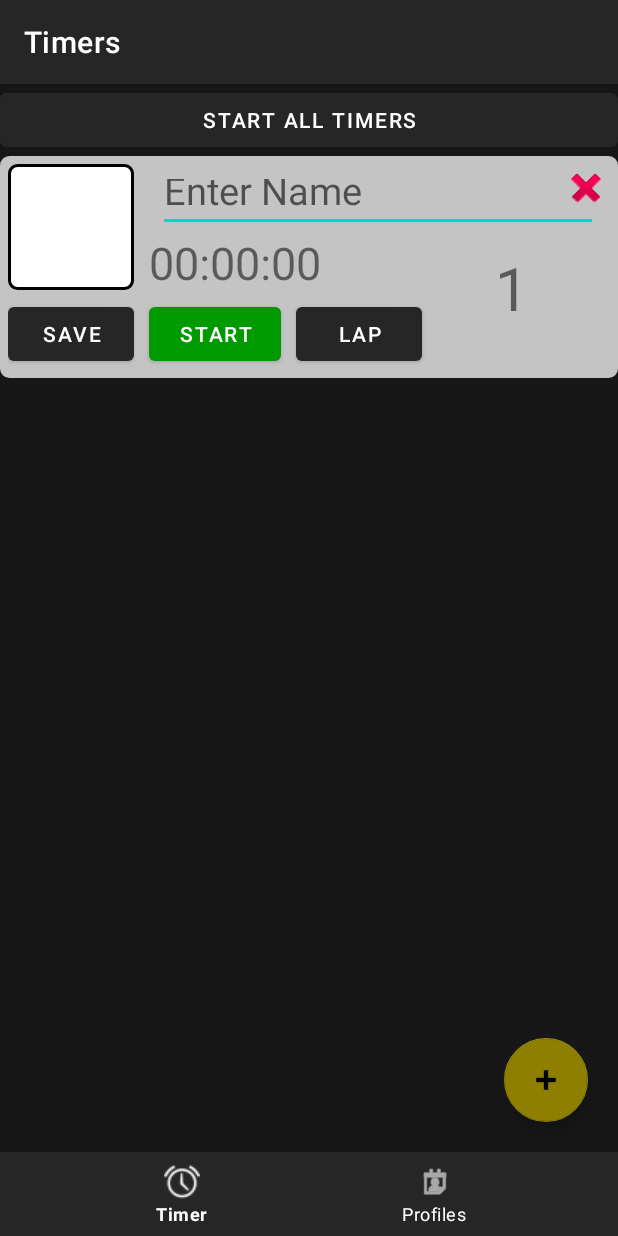
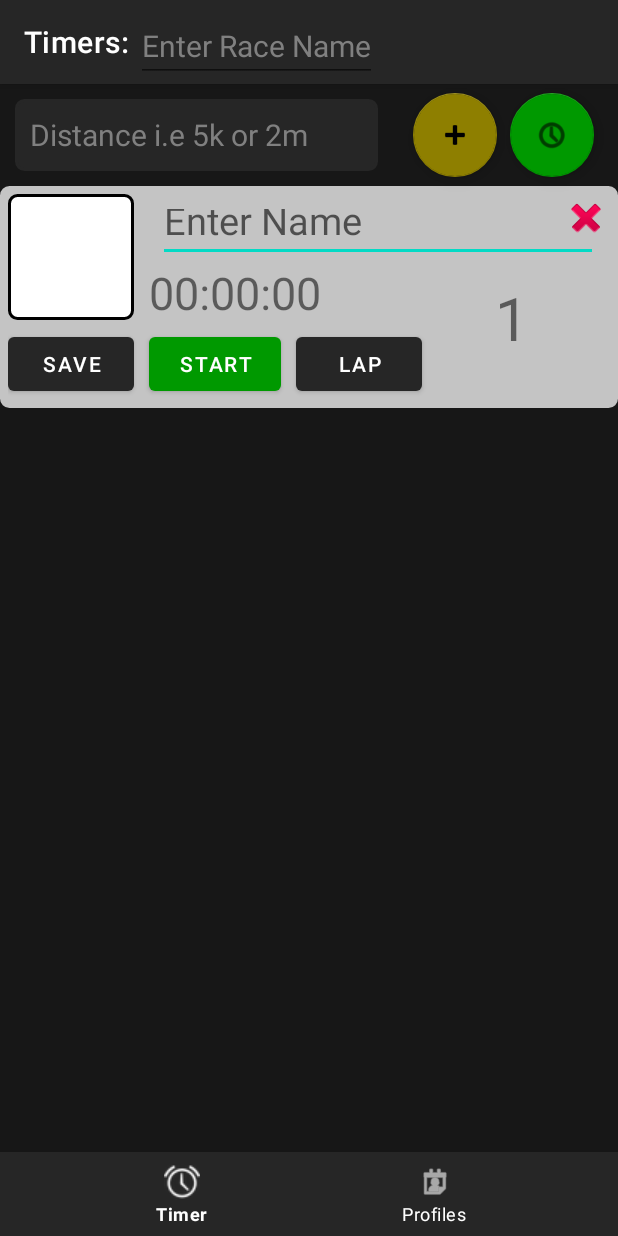
Before and after one commit to JaredjWilliams/Assistant-Coach, an Android app: the screen it shows after launch (TimersActivity), after a tap on "SAVE", on a phone screen of 412 x 824 dp. Run offline under Robolectric (Android 15) with nearby library versions, the phone set to English and light mode, and no system bars; 1 statement that could not run was skipped; 2 other taps on this screen came first.

Commit message:
Race now has a title, a date, a time, and a runner. The timer activity how allows the user to input a distance and and race name

```diff
--- a/app/src/main/AndroidManifest.xml
+++ b/app/src/main/AndroidManifest.xml
@@ -27,7 +27,7 @@
         </activity>
 
         <activity android:name=".ui.timers.TimersActivity"
-            android:label="Timers"/>
+            android:label="Timers: "/>
 
         <activity android:name=".ui.profiles.ProfilesActivity"
             android:label="Profiles"/>
--- a/app/src/main/java/com/example/runningtimer/db/ProfileDatabaseHelper.java
+++ b/app/src/main/java/com/example/runningtimer/db/ProfileDatabaseHelper.java
@@ -33,6 +33,8 @@ public class ProfileDatabaseHelper extends SQLiteOpenHelper {
     private static final String RACE_TABLE_NAME = "races";
     private static final String COLUMN_RACE_TIME = "time";
     private static final String COLUMN_DATE_OF_RACE = "date_of_race";
+    private static final String COLUMN_RACE_NAME = "race_name";
+    private static final String COLUMN_RACE_DISTANCE = "race_distance";
 
     public ProfileDatabaseHelper(@Nullable Context context) {
         super(context, DATABASE_NAME, null, DATABASE_VERSION);
@@ -50,6 +52,8 @@ public class ProfileDatabaseHelper extends SQLiteOpenHelper {
         query = "CREATE TABLE " + RACE_TABLE_NAME + " (" +
                 COLUMN_ID + " INTEGER PRIMARY KEY AUTOINCREMENT, " +
                 COLUMN_ATHLETE_NAME + " TEXT," +
+                COLUMN_RACE_NAME + " TEXT," +
+                COLUMN_RACE_DISTANCE + " TEXT," +
                 COLUMN_DATE_OF_RACE + " DATE," +
                 COLUMN_RACE_TIME + " TEXT);";
 
@@ -63,11 +67,13 @@ public class ProfileDatabaseHelper extends SQLiteOpenHelper {
         onCreate(sqLiteDatabase);
     }
 
-    public void addRace(String name, String time) {
+    public void addRace(String name, String time, String raceName, String raceDistance) {
         SQLiteDatabase db = this.getWritableDatabase();
         ContentValues cv = new ContentValues();
 
         cv.put(COLUMN_ATHLETE_NAME, capitalizeName(name));
+        cv.put(COLUMN_RACE_NAME, raceName);
+        cv.put(COLUMN_RACE_DISTANCE, raceDistance);
         cv.put(COLUMN_DATE_OF_RACE, LocalDateTime.now().toString());
         cv.put(COLUMN_RACE_TIME, time);
 
--- a/app/src/main/java/com/example/runningtimer/stopwatch/models/Stopwatch.java
+++ b/app/src/main/java/com/example/runningtimer/stopwatch/models/Stopwatch.java
@@ -20,6 +20,8 @@ public class Stopwatch {
     private List<Lap> laps = new ArrayList<Lap>(0);
     private int lapCounter = 0;
     private boolean isStarted;
+    private String raceName;
+    private String raceDistance;
 
     public Stopwatch() {
         this.name = "";
@@ -91,4 +93,16 @@ public class Stopwatch {
     }
 
     public int getLapCounter() {return lapCounter;}
+
+    public String getRaceName() {return  raceName;}
+
+    public void setRaceName(String raceName) {this.raceName = raceName;}
+
+    public String getRaceDistance() {
+        return raceDistance;
+    }
+
+    public void setRaceDistance(String raceDistance) {
+        this.raceDistance = raceDistance;
+    }
 }
--- a/app/src/main/java/com/example/runningtimer/ui/profile/RacesAdapter.java
+++ b/app/src/main/java/com/example/runningtimer/ui/profile/RacesAdapter.java
@@ -6,6 +6,9 @@ import androidx.annotation.NonNull;
 import androidx.recyclerview.widget.RecyclerView;
 
 public class RacesAdapter extends RecyclerView.Adapter<RaceViewHolder> {
+
+
+
     @NonNull
     @Override
     public RaceViewHolder onCreateViewHolder(@NonNull ViewGroup parent, int viewType) {
--- a/app/src/main/java/com/example/runningtimer/ui/timers/TimerViewHolder.java
+++ b/app/src/main/java/com/example/runningtimer/ui/timers/TimerViewHolder.java
@@ -102,10 +102,6 @@ public class TimerViewHolder extends RecyclerView.ViewHolder implements TimerVie
 
     public void setStopwatchName(String name) {
         stopwatch.setName(name);
-    }
-
-    public void setLapsLayout() {
-
     }
 
     public void setupSaveButtonListener() {
--- a/app/src/main/java/com/example/runningtimer/ui/timers/TimerViewInterface.java
+++ b/app/src/main/java/com/example/runningtimer/ui/timers/TimerViewInterface.java
@@ -12,7 +12,7 @@ public interface TimerViewInterface {
 
     void updateAdapter();
 
-    void setStartAllButtonText();
+    void setStartAllButtonColor();
 
-    void setStopAllButtonText();
+    void setStopAllButtonColor();
 }
--- a/app/src/main/java/com/example/runningtimer/ui/timers/TimersActivity.java
+++ b/app/src/main/java/com/example/runningtimer/ui/timers/TimersActivity.java
@@ -1,9 +1,18 @@
 package com.example.runningtimer.ui.timers;
 
+import android.content.Context;
+import android.content.res.ColorStateList;
 import android.os.Bundle;
-import android.widget.Button;
+import android.view.KeyEvent;
+import android.view.LayoutInflater;
+import android.view.inputmethod.EditorInfo;
+import android.view.inputmethod.InputMethodManager;
+import android.widget.EditText;
 
+import androidx.appcompat.app.ActionBar;
 import androidx.appcompat.app.AppCompatActivity;
+import androidx.constraintlayout.widget.ConstraintLayout;
+import androidx.core.content.ContextCompat;
 import androidx.recyclerview.widget.LinearLayoutManager;
 import androidx.recyclerview.widget.RecyclerView;
 
@@ -18,9 +27,9 @@ import java.util.List;
 public class TimersActivity extends AppCompatActivity implements TimerViewInterface {
 
     private final TimerPresenter presenter = new TimerPresenter(this, this);
-    private Button startAllButton;
-    private FloatingActionButton addTimerButton;
+    private FloatingActionButton addTimerButton, startStopAllTimersButton;
     private TimerAdapter adapter;
+    private EditText raceDistance, raceName;
 
     @Override
     public void onCreate(Bundle savedInstanceState) {
@@ -28,6 +37,11 @@ public class TimersActivity extends AppCompatActivity implements TimerViewInterf
 
         setContentView(R.layout.activity_timers);
 
+        ActionBar actionBar = getSupportActionBar();
+        ConstraintLayout customToolbar = (ConstraintLayout) LayoutInflater.from(this).inflate(R.layout.timers_action_bar_layout, null);
+
+        actionBar.setCustomView(customToolbar);
+        actionBar.setDisplayShowCustomEnabled(true);
         setupViews();
 
         presenter.startUpdatingUITask();
@@ -45,12 +59,57 @@ public class TimersActivity extends AppCompatActivity implements TimerViewInterf
 
     private void setupViews() {
         addTimerButton = findViewById(R.id.add_timer_button);
-        startAllButton = findViewById(R.id.start_all_button);
+        startStopAllTimersButton = findViewById(R.id.start_stop_all_timers_button);
+        raceDistance = findViewById(R.id.current_race_distance);
+        raceName = findViewById(R.id.current_race_name);
 
         setupRecyclerView();
 
         setupNewTimerButton();
         setupStartAllButton();
+        setStartAllButtonColor();
+        setupRaceDistanceListener();
+        setupRaceNameListener();
+    }
+
+    private void setupRaceDistanceListener() {
+        raceDistance.setOnEditorActionListener((textView, i, event) -> {
+            if (i == EditorInfo.IME_ACTION_DONE || (event != null && event.getKeyCode() == KeyEvent.KEYCODE_ENTER && event.getAction() == KeyEvent.ACTION_DOWN)) {
+                onRaceDistanceEnterPressed();
+
+                InputMethodManager imm = (InputMethodManager) raceDistance.getContext().getSystemService(Context.INPUT_METHOD_SERVICE);
+                imm.hideSoftInputFromWindow(raceDistance.getWindowToken(), 0);
+
+                raceDistance.clearFocus();
+
+                return true;
+            }
+            return false;
+        });
+    }
+
+    private void setupRaceNameListener() {
+        raceName.setOnEditorActionListener((textView, i, event) -> {
+            if (i == EditorInfo.IME_ACTION_DONE || (event != null && event.getKeyCode() == KeyEvent.KEYCODE_ENTER && event.getAction() == KeyEvent.ACTION_DOWN)) {
+
+                onRaceNameEnterPressed();
+                InputMethodManager imm = (InputMethodManager) raceName.getContext().getSystemService(Context.INPUT_METHOD_SERVICE);
+                imm.hideSoftInputFromWindow(raceName.getWindowToken(), 0);
+
+                raceName.clearFocus();
+
+                return true;
+            }
+            return false;
+        });
+    }
+
+    private void onRaceNameEnterPressed() {
+        presenter.setRaceNameForStopwatches(raceName.getText().toString().trim());
+    }
+
+    private void onRaceDistanceEnterPressed() {
+        presenter.setRaceDistanceForStopwatches(raceDistance.getText().toString().trim());
     }
 
     private void setupNewTimerButton() {
@@ -58,7 +117,7 @@ public class TimersActivity extends AppCompatActivity implements TimerViewInterf
     }
 
     private void setupStartAllButton() {
-        startAllButton.setOnClickListener(v -> presenter.startStopAllTimers());
+        startStopAllTimersButton.setOnClickListener(v -> presenter.startStopAllTimers());
     }
 
     @Override
@@ -77,13 +136,17 @@ public class TimersActivity extends AppCompatActivity implements TimerViewInterf
     }
 
     @Override
-    public void setStartAllButtonText() {
-        startAllButton.setText("Start All Timers");
+    public void setStartAllButtonColor() {
+        int startColor = ContextCompat.getColor(this, R.color.start_button_color);
+        ColorStateList colorStateList = ColorStateList.valueOf(startColor);
+        startStopAllTimersButton.setBackgroundTintList(colorStateList);
     }
 
     @Override
-    public void setStopAllButtonText() {
-        startAllButton.setText("Stop All Timers");
+    public void setStopAllButtonColor() {
+        int stopColor = ContextCompat.getColor(this, R.color.stop_button_color);
+        ColorStateList colorStateList = ColorStateList.valueOf(stopColor);
+        startStopAllTimersButton.setBackgroundTintList(colorStateList);
     }
 
     private List<Stopwatch> stopwatchList() {
--- a/app/src/main/res/layout/activity_profile.xml
+++ b/app/src/main/res/layout/activity_profile.xml
@@ -33,6 +33,7 @@
             app:layout_constraintTop_toTopOf="parent" />
 
         <androidx.recyclerview.widget.RecyclerView
+            android:id="@+id/races_recycler_view"
             android:layout_width="match_parent"
             android:layout_height="wrap_content"
             android:layout_marginTop="20dp"
--- a/app/src/main/res/layout/activity_timers.xml
+++ b/app/src/main/res/layout/activity_timers.xml
@@ -7,33 +7,29 @@
     xmlns:android="http://schemas.android.com/apk/res/android"
     xmlns:app="http://schemas.android.com/apk/res-auto">
 
-    <Button
-        android:id="@+id/start_all_button"
-        android:layout_width="match_parent"
-        android:layout_height="wrap_content"
-        android:text="Start All Timers"
-        app:layout_constraintStart_toStartOf="parent"
-        app:layout_constraintTop_toTopOf="parent" />
-
     <androidx.recyclerview.widget.RecyclerView
         android:id="@+id/stopwatch_recycler_view"
         android:layout_width="match_parent"
         android:layout_height="0dp"
+        android:layout_marginTop="10dp"
         android:background="@color/primary_background"
         app:layout_constraintBottom_toTopOf="@+id/nav_view"
         app:layout_constraintStart_toStartOf="parent"
-        app:layout_constraintTop_toBottomOf="@+id/start_all_button" />
+        app:layout_constraintTop_toBottomOf="@+id/current_race_distance" />
 
     <com.google.android.material.floatingactionbutton.FloatingActionButton
         android:id="@+id/add_timer_button"
         android:layout_width="wrap_content"
         android:layout_height="wrap_content"
-        android:layout_marginEnd="20dp"
-        android:layout_marginBottom="20dp"
+        android:layout_marginBottom="10dp"
         android:clickable="true"
         app:backgroundTint="#8E7F00"
-        app:layout_constraintBottom_toTopOf="@+id/nav_view"
-        app:layout_constraintEnd_toEndOf="parent"
+        app:layout_constraintBottom_toTopOf="@+id/stopwatch_recycler_view"
+        app:layout_constraintEnd_toStartOf="@+id/start_stop_all_timers_button"
+        app:layout_constraintHorizontal_bias="0.735"
+        app:layout_constraintStart_toEndOf="@+id/current_race_distance"
+        app:layout_constraintTop_toTopOf="@+id/start_stop_all_timers_button"
+        app:layout_constraintVertical_bias="0.0"
         app:srcCompat="@android:drawable/ic_input_add" />
 
     <com.google.android.material.bottomnavigation.BottomNavigationView
@@ -48,5 +44,35 @@
         app:layout_constraintRight_toRightOf="parent"
         app:menu="@menu/bottom_nav_menu" />
 
+    <com.google.android.material.floatingactionbutton.FloatingActionButton
+        android:id="@+id/start_stop_all_timers_button"
+        android:layout_width="wrap_content"
+        android:layout_height="wrap_content"
+        android:layout_marginTop="8dp"
+        android:layout_marginEnd="16dp"
+        android:clickable="true"
+        app:layout_constraintBottom_toBottomOf="@+id/current_race_distance"
+        app:layout_constraintEnd_toEndOf="parent"
+        app:layout_constraintTop_toTopOf="parent"
+        app:layout_constraintVertical_bias="0.444"
+        app:srcCompat="@android:drawable/ic_menu_recent_history" />
+
+    <EditText
+        android:id="@+id/current_race_distance"
+        android:layout_width="242dp"
+        android:layout_height="48dp"
+        android:layout_marginStart="10dp"
+        android:layout_marginTop="10dp"
+        android:background="@drawable/profile_card_background"
+        android:ems="10"
+        android:inputType="text"
+        android:padding="10dp"
+        android:hint="Distance i.e 5k or 2m"
+        android:textColorHint="#808080"
+        android:textColor="@color/white"
+        android:textSize="20sp"
+        app:layout_constraintStart_toStartOf="parent"
+        app:layout_constraintTop_toTopOf="parent" />
+
 
 </androidx.constraintlayout.widget.ConstraintLayout>
--- /dev/null
+++ b/app/src/main/res/layout/timers_action_bar_layout.xml
@@ -0,0 +1,25 @@
+<?xml version="1.0" encoding="utf-8"?>
+<androidx.constraintlayout.widget.ConstraintLayout xmlns:android="http://schemas.android.com/apk/res/android"
+    xmlns:app="http://schemas.android.com/apk/res-auto"
+    xmlns:tools="http://schemas.android.com/tools"
+    android:layout_width="match_parent"
+    android:layout_height="?attr/actionBarSize">
+
+    <EditText
+        android:id="@+id/current_race_name"
+        android:layout_width="wrap_content"
+        android:layout_height="wrap_content"
+        android:layout_marginTop="5dp"
+        android:hint="Enter Race Name"
+        android:textColor="@color/white"
+        android:textColorHint="#808080"
+        android:textSize="20sp"
+        app:layout_constraintBottom_toBottomOf="parent"
+        app:layout_constraintEnd_toEndOf="parent"
+        app:layout_constraintStart_toStartOf="parent"
+        app:layout_constraintTop_toTopOf="parent"
+        app:layout_constraintVertical_bias="0.545" />
+
+
+
+</androidx.constraintlayout.widget.ConstraintLayout>
```
Also changed, not shown: app/src/main/java/com/example/runningtimer/presenters/TimerPresenter.java (+15 -3 lines), app/src/main/java/com/example/runningtimer/stopwatch/models/Race.java (added, +17 -0 lines), app/src/main/java/com/example/runningtimer/ui/profile/ProfileActivity.java (+11 -0 lines), 1 other file.
